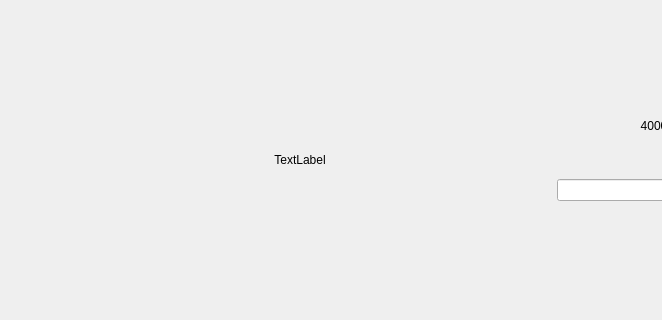
Qt form interface/mainwindow.ui (NoneType4Name/ADC_Photoresistor) before a commit; both pictures show x 0 to 662 and y 140 to 460 of the 800 by 600 pixel window.
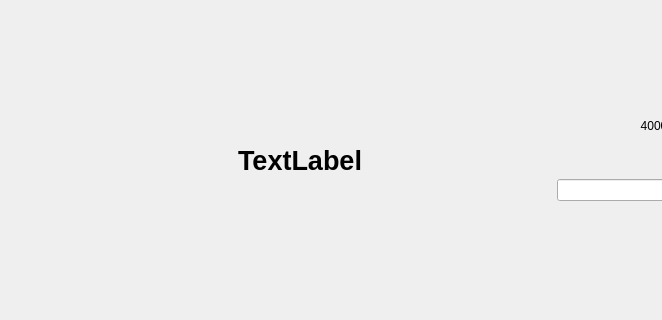
The same form after that commit.

```diff
--- a/interface/mainwindow.ui
+++ b/interface/mainwindow.ui
@@ -58,8 +58,15 @@
               <verstretch>0</verstretch>
              </sizepolicy>
             </property>
+            <property name="font">
+             <font>
+              <pointsize>20</pointsize>
+              <bold>true</bold>
+             </font>
+            </property>
             <property name="styleSheet">
-             <string notr="true">QLabel[colorState=&quot;red&quot;] { color: #0f0; }
+             <string notr="true">QLabel {color: #000;}
+QLabel[colorState=&quot;red&quot;] { color: #0f0; }
 QLabel[colorState=&quot;green&quot;] { color: #f00; }</string>
             </property>
             <property name="text">
```
